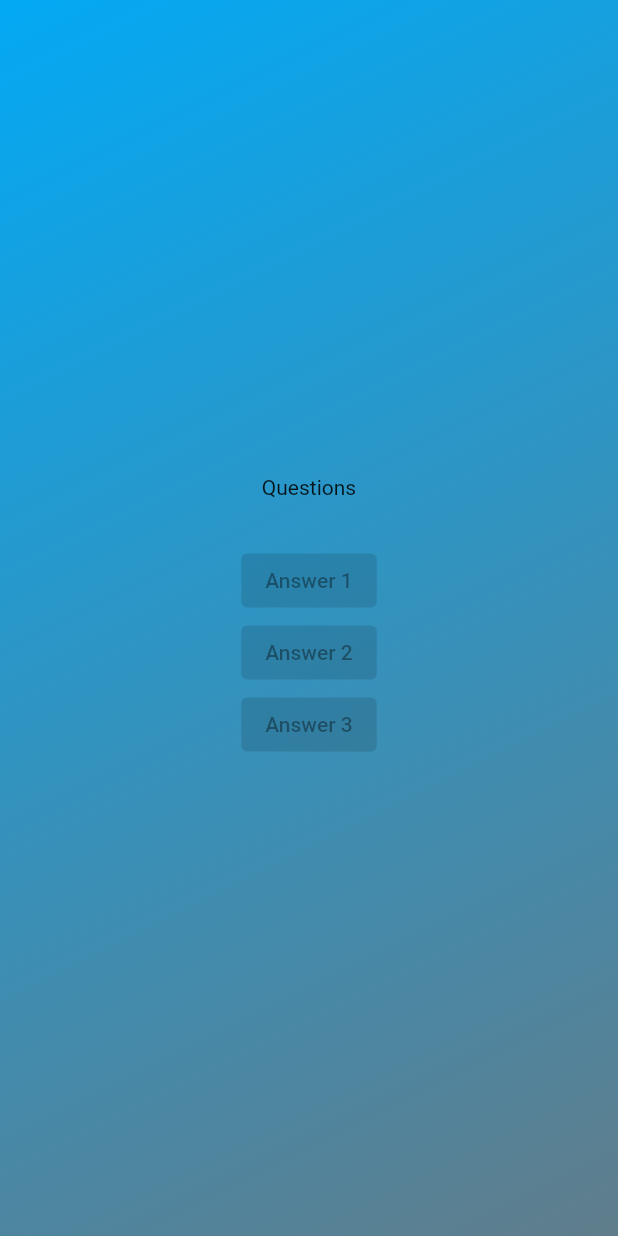
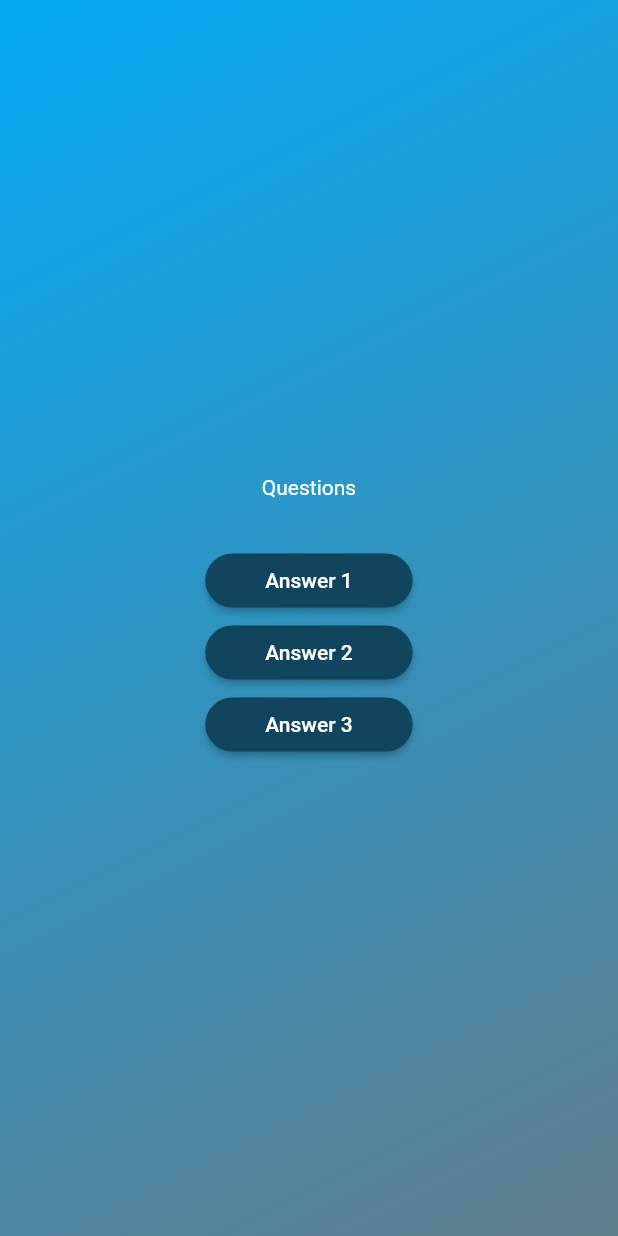
Before and after one commit to alvinwarui29/flutter, a Flutter app: the screen it shows after launch, after a tap on "Start quiz", on a phone screen of 412 x 824 dp. Run offline on Flutter 3.47's test engine with Material 2 defaults, Android fonts, the phone set to English and light mode, and no system bars.

Commit message:
design the button and pass values dynamically

```diff
--- /dev/null
+++ b/lib/answer_button.dart
@@ -0,0 +1,18 @@
+import 'package:flutter/material.dart';
+
+class AnswerButton extends StatelessWidget {
+  AnswerButton({super.key, required this.answer, required this.onTap});
+  final String answer;
+  final void Function() onTap;
+  @override
+  Widget build(context) {
+    return ElevatedButton(
+        onPressed: onTap,
+        style: ElevatedButton.styleFrom(
+            backgroundColor: const Color.fromARGB(255, 16, 69, 93),
+            padding: const EdgeInsets.symmetric(vertical: 10, horizontal: 40),
+            shape: RoundedRectangleBorder(
+                borderRadius: BorderRadius.circular(40))),
+        child: Text(answer));
+  }
+}
--- a/lib/questions_screen.dart
+++ b/lib/questions_screen.dart
@@ -1,4 +1,5 @@
 import 'package:flutter/material.dart';
+import 'package:start/answer_button.dart';
 
 class QuestionScreen extends StatefulWidget {
   const QuestionScreen({super.key});
@@ -15,12 +16,12 @@ class _QuestionScreenState extends State<QuestionScreen> {
       width: double.infinity,
       child: Column(
         mainAxisAlignment: MainAxisAlignment.center,
-        children: const [
-          Text("Questions"),
-          SizedBox(height: 30),
-          ElevatedButton(onPressed: null, child: Text("Answer 1")),
-          ElevatedButton(onPressed: null, child: Text("Answer 2")),
-          ElevatedButton(onPressed: null, child: Text("Answer 3")),
+        children: [
+          const Text(style: TextStyle(color: (Colors.white)), "Questions"),
+          const SizedBox(height: 30),
+          AnswerButton(answer: "Answer 1", onTap: () {}),
+          AnswerButton(answer: "Answer 2", onTap: () {}),
+          AnswerButton(answer: "Answer 3", onTap: () {}),
         ],
       ),
     );
```
